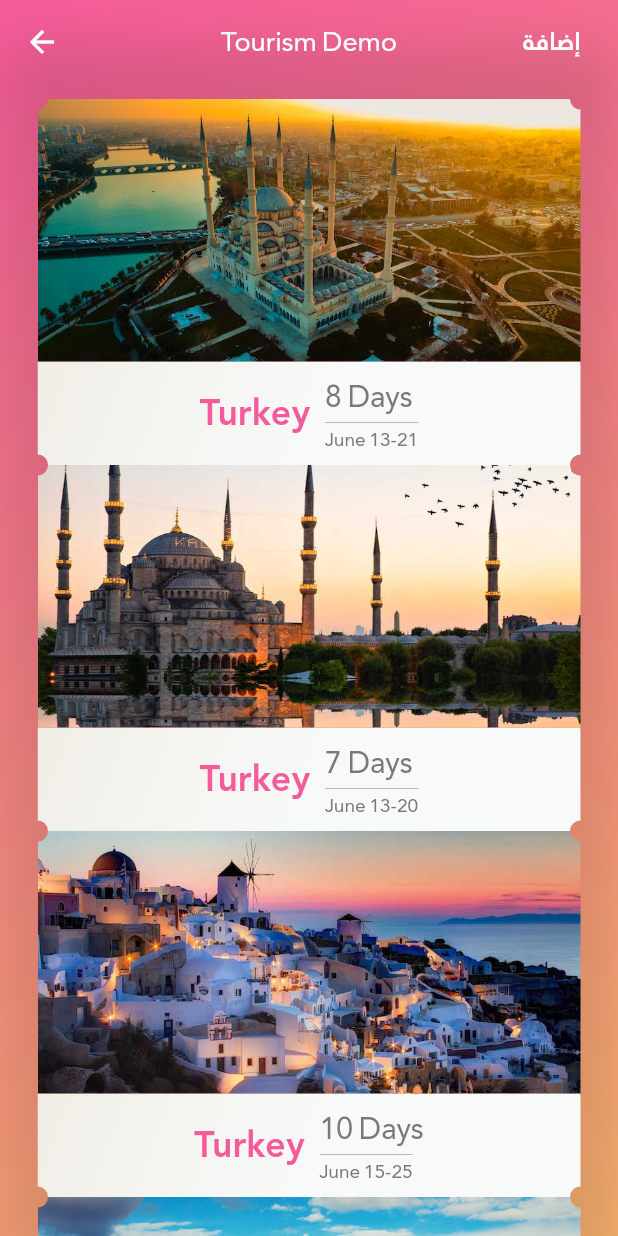
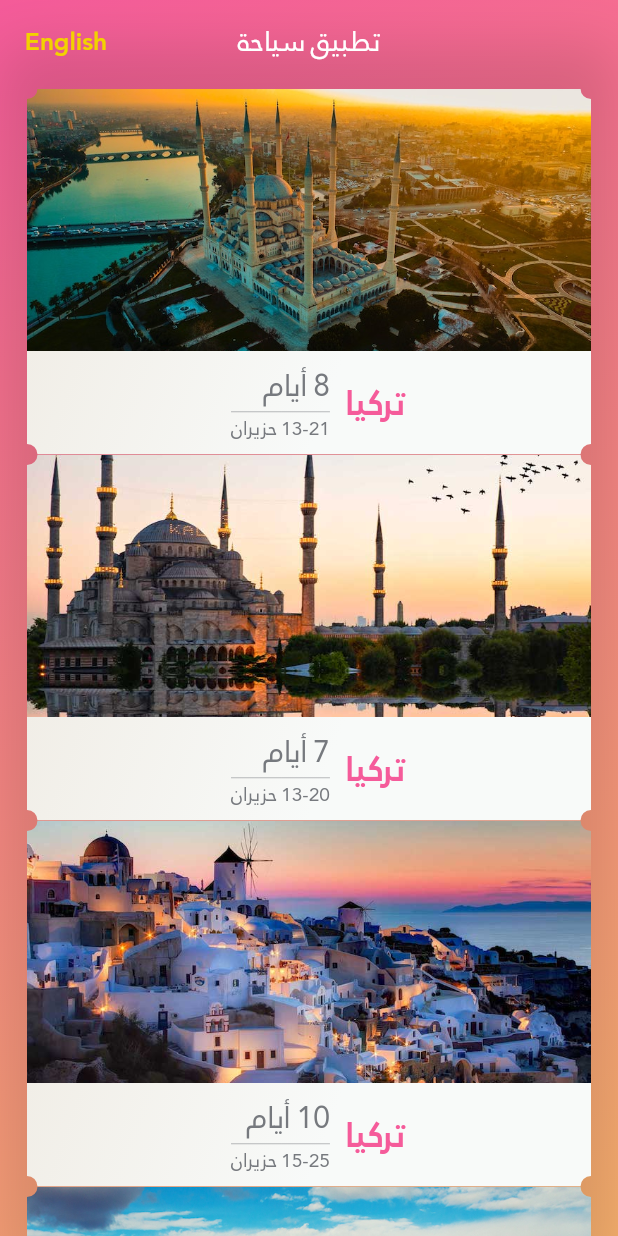
Before and after one commit to bluemix/Tourism-Demo, a Flutter app: the screen it shows after launch, on a phone screen of 412 x 824 dp. Run offline on Flutter 3.47's test engine with Material 2 defaults, Android fonts, the phone set to English and light mode, and no system bars.

Commit message:
change language fade and slide transitions

```diff
--- a/lib/app_colors.dart
+++ b/lib/app_colors.dart
@@ -10,11 +10,11 @@ class AppColors {
   static var primaryTextColor =
       violetRedColor; // <color name="crimson">#DD153D</color>
   static var secondaryTextColor =
-      armadilloColor; // <color name="scarlett">#802028</color>
+      rajahBlue; // <color name="scarlett">#802028</color>
   static var tertiaryTextColor = stormGrayColor;
 
   static var accentColor =
-      new Color(0xFFD36A76); // <color name="fuzzy_wuzzy_brown">#D36A76</color>
+      tangerineColor; // <color name="fuzzy_wuzzy_brown">#D36A76</color>
   static var almondColor =
       new Color(0xFFEFDDCC); // <color name="almond">#EFDDCC</color>
   static var rodeoDustColor =
@@ -58,4 +58,18 @@ class AppColors {
 
   static var violetRedColor =
       new Color(0xFFF55B9A); // <color name="violet_red">#F55B9A</color>
+
+  static var rajahBlue =
+      new Color(0xFFF9B16E); // <color name="rajah">#F9B16E</color>
+
+  static var curiousBlue =
+      new Color(0xFF358ABD); // <color name="curious_blue">#358ABD</color>
+
+  static var moodyBlueColor =
+      new Color(0xFF7E78D8); // <color name="moody_blue">#7E78D8</color>
+
+  static var tangerineColor =
+      new Color(0xFFF2D200); // <color name="tangerine">#F2D200</color>
+
+
 }
--- a/lib/data.dart
+++ b/lib/data.dart
@@ -14,7 +14,7 @@ List<Destination> getDestinations() {
       price: 650,
       numDays: 8,
       airlines: 'Turkish Airlines',
-      airlnesAr: 'الخطوط الجوية التركية',
+      airlinesAr: 'الخطوط الجوية التركية',
       food: 'Breakfast and dinner',
       foodAr: 'فطور و عشاء',
       hotelStars: 5,
@@ -50,7 +50,7 @@ List<Destination> getDestinations() {
       price: 900,
       numDays: 7,
       airlines: 'Turkish Airlines',
-      airlnesAr: 'الخطوط الجوية التركية',
+      airlinesAr: 'الخطوط الجوية التركية',
       food: 'Breakfast',
       foodAr: 'فطور',
       hotelStars: 4,
@@ -102,7 +102,7 @@ List<Destination> getDestinations() {
       price: 780,
       numDays: 10,
       airlines: 'Iraqi Airlines (Charter)',
-      airlnesAr: 'الخطوط الجوية العراقية (چارتر)',
+      airlinesAr: 'الخطوط الجوية العراقية (چارتر)',
       food: 'Breakfast',
       foodAr: 'فطور',
       hotelStars: 5,
@@ -155,7 +155,7 @@ List<Destination> getDestinations() {
       price: 1850,
       numDays: 5,
       airlines: 'Iraqi Airlines (Charter)',
-      airlnesAr: 'الخطوط الجوية العراقية (چارتر)',
+      airlinesAr: 'الخطوط الجوية العراقية (چارتر)',
       food: 'Breakfast and dinner',
       foodAr: 'فطور و عشاء',
       hotelStars: 4,
@@ -191,7 +191,7 @@ List<Destination> getDestinations() {
       price: 700,
       numDays: 10,
       airlines: 'Iraqi Airlines (Charter)',
-      airlnesAr: 'الخطوط الجوية العراقية (چارتر)',
+      airlinesAr: 'الخطوط الجوية العراقية (چارتر)',
       food: 'Breakfast and dinner',
       foodAr: 'فطور و عشاء',
       hotelStars: 4,
@@ -228,7 +228,7 @@ List<Destination> getDestinations() {
       price: 1100,
       numDays: 12,
       airlines: 'Royal Jordanian',
-      airlnesAr: 'الملكية الاردنية',
+      airlinesAr: 'الملكية الاردنية',
       food: 'Breakfast and dinner',
       foodAr: 'فطور و عشاء',
       hotelStars: 5,
@@ -264,7 +264,7 @@ List<Destination> getDestinations() {
       price: 550,
       numDays: 8,
       airlines: 'Iraqi Airlines',
-      airlnesAr: 'الخطوط الجوية العراقية',
+      airlinesAr: 'الخطوط الجوية العراقية',
       food: 'Breakfast, launch, and dinner',
       foodAr: 'فطور و غداء و عشاء',
       hotelStars: 7,
@@ -301,7 +301,7 @@ List<Destination> getDestinations() {
       price: 550,
       numDays: 8,
       airlines: 'الخطوط الجوية العراقية',
-      airlnesAr: 'Middle East Airlines',
+      airlinesAr: 'Middle East Airlines',
       food: 'Breakfast, launch, and dinner',
       foodAr: 'فطور و غداء و عشاء',
       hotelStars: 5,
@@ -347,7 +347,7 @@ List<Destination> getDestinations() {
       price: 1750,
       numDays: 14,
       airlines: 'Middle East Airlines',
-      airlnesAr: 'خطوط الشرق الاوسط اللبنانية',
+      airlinesAr: 'خطوط الشرق الاوسط اللبنانية',
       food: 'Breakfast, launch, and dinner',
       foodAr: 'فطور و غداء و عشاء',
       hotelStars: 5,
@@ -393,7 +393,7 @@ List<Destination> getDestinations() {
       price: 1350,
       numDays: 14,
       airlines: 'Iraqi Airlines',
-      airlnesAr: 'الخطوط الجوية العراقية',
+      airlinesAr: 'الخطوط الجوية العراقية',
       food: 'Breakfast',
       foodAr: 'فطور',
       hotelStars: 10,
--- /dev/null
+++ b/lib/internationalizations/translations.dart
@@ -0,0 +1,57 @@
+
+import 'package:flutter/widgets.dart';
+
+class Translations {
+  Translations(this.locale);
+
+  final Locale locale;
+
+  static Translations of(BuildContext context) {
+    return Localizations.of<Translations>(context, Translations);
+  }
+
+  static Map<String, Map<String, String>> _localizedValues = {
+    'en': {
+      'title': 'Tourism Demo',
+      'language': 'عربي',
+      'june': 'June',
+      'days': 'Days',
+      'hotels': 'hotels',
+      'star': 'star',
+    },
+    'ar': {
+      'title': 'تطبيق سياحة',
+      'language': 'English',
+      'june': 'حزيران',
+      'days': 'أيام',
+      'star': 'نجوم',
+      'hotels': 'فنادق',
+    },
+  };
+
+  Map get _vocabularies => _localizedValues[locale.languageCode];
+
+  String get title {
+    return _vocabularies['title'];
+  }
+
+  String get language {
+    return _vocabularies['language'];
+  }
+
+  String get june {
+    return _vocabularies['june'];
+  }
+
+  String get days {
+    return _vocabularies['days'];
+  }
+
+  String get hotels {
+    return _vocabularies['hotels'];
+  }
+
+  String get star {
+    return _vocabularies['star'];
+  }
+}
--- a/lib/_i18n/translations_delegate.dart
+++ b/lib/internationalizations/translations_delegate.dart
@@ -2,7 +2,7 @@ import 'dart:async';
 
 import 'package:flutter/widgets.dart';
 import 'package:flutter/foundation.dart' show SynchronousFuture;
-import 'package:tourism_demo/_i18n/translations.dart';
+import 'package:tourism_demo/internationalizations/translations.dart';
 
 class TranslationsDelegate
     extends LocalizationsDelegate<Translations> {
--- a/lib/main.dart
+++ b/lib/main.dart
@@ -1,25 +1,37 @@
 import 'package:flutter/material.dart';
+import 'package:scoped_model/scoped_model.dart';
 import 'package:tourism_demo/app_colors.dart';
 import 'package:tourism_demo/app_styles.dart';
 import 'package:tourism_demo/data.dart';
+import 'package:tourism_demo/internationalizations/translations.dart';
+import 'package:tourism_demo/internationalizations/translations_delegate.dart';
 import 'package:tourism_demo/models/models.dart';
 import 'package:tourism_demo/scale_route.dart';
 import 'package:tourism_demo/scoped_model_wrapper.dart';
 import 'package:tourism_demo/ui/destination_info.dart';
 import 'package:tourism_demo/ui/destination_item.dart';
 import 'package:tourism_demo/utils.dart';
+import 'package:flutter_localizations/flutter_localizations.dart';
 
 void main() => runApp(new ScopeModelWrapper());
 
 class MyApp extends StatelessWidget {
   @override
   Widget build(BuildContext context) {
-    return new MaterialApp(
-      theme: new ThemeData(
-        primarySwatch: Colors.blue,
-      ),
+    return ScopedModelDescendant<AppModel>(
+        builder: (context, child, model) => new MaterialApp(
+              onGenerateTitle: (BuildContext context) =>
+                  Translations.of(context).title,
+              localizationsDelegates: [
+                const TranslationsDelegate(),
+                GlobalMaterialLocalizations.delegate,
+                GlobalWidgetsLocalizations.delegate,
+              ],
+              locale: model.appLocal,
+              supportedLocales: model.supportedLocales,
+              theme: appTheme(),
               home: new MyHomePage(title: 'Flutter Demo Home Page'),
-    );
+            ));
   }
 }
 
@@ -32,8 +44,35 @@ class MyHomePage extends StatefulWidget {
   _MyHomePageState createState() => new _MyHomePageState();
 }
 
-class _MyHomePageState extends State<MyHomePage> {
+class _MyHomePageState extends State<MyHomePage>
+    with SingleTickerProviderStateMixin {
   var destinations = getDestinations();
+  AnimationController _controller;
+  var prevLocale = AppModel().appLocal;
+  @override
+  void initState() {
+    super.initState();
+    _controller = new AnimationController(
+      duration: const Duration(milliseconds: 600),
+      debugLabel: 'preview banner',
+      vsync: this,
+    );
+
+    _controller.addStatusListener((status) {
+      debugPrint('status: $status');
+      // if (status == AnimationStatus.completed) {
+      //   _controller.reverse();
+      // }
+    });
+
+    _controller.forward();
+  }
+
+  @override
+  void dispose() {
+    _controller.dispose();
+    super.dispose();
+  }
 
   void _openDestinationDetails(BuildContext context, Destination destination) {
     debugPrint('will _openDestinationDetails... ');
@@ -51,9 +90,7 @@ class _MyHomePageState extends State<MyHomePage> {
 
   @override
   Widget build(BuildContext context) {
-    return new MaterialApp(
-      theme: appTheme(),
-      home: new Stack(
+    return new Stack(
       fit: StackFit.expand,
       alignment: Alignment.bottomCenter,
       children: <Widget>[
@@ -70,14 +107,44 @@ class _MyHomePageState extends State<MyHomePage> {
         ),
         new Scaffold(
             backgroundColor: Colors.transparent,
-            body: infoInScrollView(),
-          )
+            body: ScopedModelDescendant<AppModel>(
+                builder: (_context, child, model) {
+              if (prevLocale != model.appLocal) {
+                prevLocale = model.appLocal;
+                _controller.reset();
+
+                return new FadeTransition(
+                  opacity: new CurvedAnimation(
+                    parent: _controller
+                      // ..reset()
+                      ..forward(),
+                    curve: const Interval(0.5, 1.0, curve: Curves.ease),
+                  ),
+                  child: new SlideTransition(
+                    child: bodyScrollView(model),
+                    position: new Tween<Offset>(
+                      begin: model.isAr
+                          ? const Offset(0.25, 0.0)
+                          : const Offset(-0.25, 0.0),
+                      end: Offset.zero,
+                    ).animate(new CurvedAnimation(
+                      parent: _controller,
+                      curve: Curves.decelerate,
+                    )),
+                  ),
+                );
+              } else {
+                return ScopedModelDescendant<AppModel>(
+                builder: (_context, child, model) => (
+                  bodyScrollView(model)
+                ));
+              }
+            }))
       ],
-      ),
     );
   }
 
-  CustomScrollView infoInScrollView() {
+  Widget bodyScrollView(AppModel model) {
     return CustomScrollView(
       // physics: new PageScrollPhysics(),
       slivers: <Widget>[
@@ -88,28 +155,27 @@ class _MyHomePageState extends State<MyHomePage> {
           elevation: 0.0,
           backgroundColor: Colors.transparent,
           automaticallyImplyLeading: true,
-          leading: new InkWell(
-            onTap: () => debugPrint(''),
-            child: Icon(
-              Icons.arrow_back,
-              color: AppColors.whiteColor,
+          title: new Text(
+            Translations.of(context).title,
+            style: TextStyle(fontWeight: FontWeight.normal),
           ),
-          ),
-          title: new Text('Tourism Demo'),
+          // title: new Text('isAr: ${model.isAr}'),
           centerTitle: true,
           actions: <Widget>[
             new FlatButton(
-              child: new Text('إضافة',
-                  style:
-                      TextStyle(color: AppColors.whiteColor, fontSize: 18.0, fontFamily: 'BJ Bold')),
+              child: new Text(Translations.of(context).language,
+                  style: TextStyle(
+                      color: AppColors.accentColor,
+                      fontSize: 18.0,
+                      fontFamily: 'BJ Bold')),
               onPressed: () {
-                debugPrint('');
+                model.chagneLanguge();
               },
             ),
           ],
         ),
         new SliverPadding(
-          padding: const EdgeInsets.all(10.0),
+          padding: const EdgeInsets.all(3.0),
           sliver: new SliverList(
             delegate: new SliverChildListDelegate([
               new Column(
--- a/lib/models/models.dart
+++ b/lib/models/models.dart
@@ -8,7 +8,7 @@ class Destination {
       this.numDays,
       this.hotelStars,
       this.airlines,
-      this.airlnesAr,
+      this.airlinesAr,
       this.food,
       this.foodAr,
       this.shortDescription,
@@ -25,7 +25,7 @@ class Destination {
   final int numDays;
   final int hotelStars;
   final String airlines;
-  final String airlnesAr;
+  final String airlinesAr;
   final String food;
   final String foodAr;
   final String shortDescription;
--- a/lib/scoped_model_wrapper.dart
+++ b/lib/scoped_model_wrapper.dart
@@ -15,6 +15,7 @@ class AppModel extends Model {
 
   Locale _appLocale = arLocale;
   Locale get appLocal => _appLocale ?? arLocale;
+  bool get isAr => arLocale == _appLocale;
 
   List<Locale> get supportedLocales => [
                 enLocale,
--- a/lib/ui/destination_item.dart
+++ b/lib/ui/destination_item.dart
@@ -3,10 +3,13 @@ import 'dart:ui' as ui;
 
 import 'package:flutter/material.dart';
 import 'package:flutter/widgets.dart';
+import 'package:scoped_model/scoped_model.dart';
 import 'package:tourism_demo/app_colors.dart';
 import 'package:tourism_demo/app_styles.dart';
 import 'package:tourism_demo/clippers.dart';
+import 'package:tourism_demo/internationalizations/translations.dart';
 import 'package:tourism_demo/models/models.dart';
+import 'package:tourism_demo/scoped_model_wrapper.dart';
 
 class DestinationItem extends StatelessWidget {
   DestinationItem({
@@ -41,46 +44,38 @@ class DestinationItem extends StatelessWidget {
   Widget _buildTripDate() {
     int dateDayFrom = destination.dateFrom.day;
     int dateDayTo = destination.dateTo.day;
-
-    return new Padding(
-      padding: const EdgeInsets.only(left: 10.0),
+    return ScopedModelDescendant<AppModel>(
+        builder: (context, child, model) => Padding(
+              padding: const EdgeInsets.only(left: 10.0, right: 10.0),
               child: new Column(
                 mainAxisAlignment: MainAxisAlignment.start,
                 crossAxisAlignment: CrossAxisAlignment.start,
                 mainAxisSize: MainAxisSize.min,
                 children: <Widget>[
-          Text('${destination.numDays} Days',
+                  Text(
+                      '${destination.numDays} ${Translations.of(context).days}',
                       style: new TextStyle(
                         color: AppColors.tertiaryTextColor,
                         fontSize: 22.0,
                       )),
-          Text('June $dateDayFrom-$dateDayTo',
+                  Text(
+                      model.isAr ? '$dateDayFrom-$dateDayTo ${Translations.of(context).june} ' : '${Translations.of(context).june} $dateDayFrom-$dateDayTo',
                       style: new TextStyle(
                         color: AppColors.tertiaryTextColor,
                         decoration: ui.TextDecoration.overline,
                         fontSize: 14.0,
                       )),
-          // new ShaderMask(
-          //   shaderCallback: (Rect bounds) {
-          //     return new RadialGradient(
-          //       center: Alignment.topLeft,
-          //       radius: 1.0,
-          //       colors: <Color>[Colors.yellow, Colors.deepOrange.shade900],
-          //       tileMode: TileMode.repeated,
-          //     ).createShader(bounds);
-          //   },
-          //   child: const Text('I’m burning the memories'),
-          // )
                 ],
               ),
-    );
+            ));
   }
 
   Widget _buildTextualInfo() {
-    // wrapped in Material to avoid
-    // hero text glitch (https://github.com/flutter/flutter/issues/12463)
-    return new Material(
-      textStyle: new TextStyle(fontFamily: 'BJ Regular'), // to overcome the issue above (text glitches in Hero)
+    return ScopedModelDescendant<AppModel>(
+            builder: (context, child, model) => new Material(
+                  textStyle: new TextStyle(
+                      fontFamily:
+                          'BJ Regular'), // to overcome the issue above (text glitches in Hero)
                   color: Colors.transparent,
                   elevation: 1.0,
                   shadowColor: Colors.transparent,
@@ -91,13 +86,13 @@ class DestinationItem extends StatelessWidget {
                         new Container(
                           decoration: cardGradientBackground(),
                           child: new Padding(
-                padding:
-                    const EdgeInsets.symmetric(horizontal: 20.0, vertical: 6.0),
+                            padding: const EdgeInsets.symmetric(
+                                horizontal: 20.0, vertical: 6.0),
                             child: new Row(
                               mainAxisAlignment: MainAxisAlignment.center,
                               crossAxisAlignment: CrossAxisAlignment.center,
                               children: <Widget>[
-                    Text(destination.title,
+                                Text(model.isAr ? destination.titleAr : destination.title,
                                     style: new TextStyle(
                                       color: AppColors.primaryTextColor,
                                       fontFamily: 'BJ Bold',
@@ -111,7 +106,10 @@ class DestinationItem extends StatelessWidget {
                       ],
                     ),
                   ),
-    );
+                ))
+        // wrapped in Material to avoid
+        // hero text glitch (https://github.com/flutter/flutter/issues/12463)
+        ;
   }
 
   Widget _buildDestinationItem() {
```
Also changed, not shown: lib/_i18n/translations.dart (deleted, +0 -37 lines), lib/ui/destination_info.dart (+33 -21 lines). Lines whose indentation alone changed are shown as unchanged.
